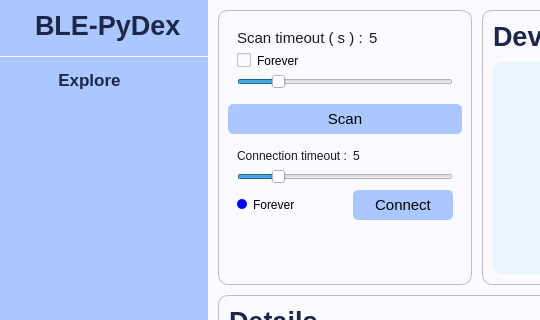
First picture: the form in BLE_GUI.ui, repository EdwinFairchild/BLE-PyDex, before the edit; both pictures show x 0 to 540 and y 0 to 320 of the 1203 by 836 pixel window.
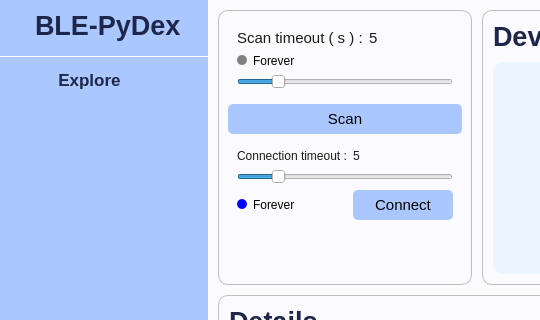
Second picture: the form after the edit. Custom widgets are drawn as their Qt base class.

Commit message: Adds stylesheet to checkbox

Patch:
```diff
--- a/BLE_GUI.ui
+++ b/BLE_GUI.ui
@@ -842,6 +842,31 @@
                           </item>
                           <item row="1" column="0">
                            <widget class="QCheckBox" name="scanInfinite">
+                            <property name="styleSheet">
+                             <string notr="true">color: rgb(28, 28, 28);
+
+
+QCheckBox {
+   
+    color:                  white;
+}
+
+QCheckBox::indicator {
+    width:                  10px;
+    height:                 10px;
+    border-radius:          5px;
+}
+
+QCheckBox::indicator:checked {
+    background-color:       blue;
+
+}
+
+QCheckBox::indicator:unchecked {
+    background-color:       gray;
+
+}</string>
+                            </property>
                             <property name="text">
                              <string>Forever</string>
                             </property>
```
The commit also changes 2 other files.
